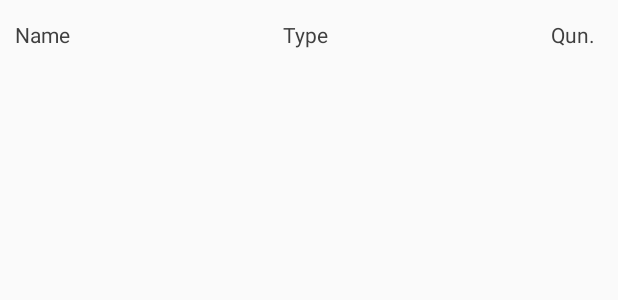
After one commit to acscube360/pharmacareApp, an Android app: the layout list_item_order_list.xml on its own in the app's theme, with its tools: preview values and no code run, on a phone screen of 412 x 824 dp. The commit adds this screen. Shown: the top 300 px of the screen. Run offline under Robolectric (Android 15) with nearby library versions, the phone set to English and light mode, and no system bars.

Commit message:
add files 2023/04/25

```diff
--- a/app/src/main/java/com/example/pharmacare/model/OrderItem.java
+++ b/app/src/main/java/com/example/pharmacare/model/OrderItem.java
@@ -6,6 +6,8 @@ public class OrderItem {
     private SellingType  sellingType;
     private int quantity;
 
+    public OrderItem() {
+    }
 
     public OrderItem(String name, String batch_no, SellingType sellingType, int quantity) {
         this.name = name;
--- a/app/src/main/res/layout/layout_confirm_dialog.xml
+++ b/app/src/main/res/layout/layout_confirm_dialog.xml
@@ -83,7 +83,7 @@
                 android:layout_weight="0.1" />
 
             <androidx.appcompat.widget.AppCompatButton
-                android:id="@+id/btn_confirm"
+                android:id="@+id/btn_confirm_dialog"
                 android:layout_width="0dp"
                 android:layout_height="match_parent"
                 android:layout_weight="0.45"
--- /dev/null
+++ b/app/src/main/res/layout/list_item_order_list.xml
@@ -0,0 +1,43 @@
+<?xml version="1.0" encoding="utf-8"?>
+<androidx.constraintlayout.widget.ConstraintLayout xmlns:android="http://schemas.android.com/apk/res/android"
+    xmlns:tools="http://schemas.android.com/tools"
+    android:layout_width="match_parent"
+    android:layout_height="wrap_content">
+
+    <LinearLayout
+        android:id="@+id/ll_item_bg"
+        android:layout_width="match_parent"
+        android:layout_height="46dp"
+        android:orientation="horizontal"
+        tools:ignore="MissingConstraints">
+
+        <TextView
+            android:id="@+id/tv_item_name"
+            android:layout_width="0dp"
+            android:layout_height="wrap_content"
+            android:layout_gravity="center"
+            android:layout_weight="0.4"
+            android:layout_marginLeft="10dp"
+            android:text="Name"
+            android:textColor="@color/view_pager_header_text" />
+
+        <TextView
+            android:id="@+id/tv_selling_type"
+            android:layout_width="0dp"
+            android:layout_height="wrap_content"
+            android:layout_gravity="center"
+            android:layout_weight="0.4"
+            android:text="Type"
+            android:textColor="@color/view_pager_header_text" />
+
+        <TextView
+            android:id="@+id/tv_quan"
+            android:layout_width="0dp"
+            android:layout_height="wrap_content"
+            android:layout_gravity="center"
+            android:layout_weight="0.1"
+            android:text="Qun."
+            android:textColor="@color/view_pager_header_text" />
+
+    </LinearLayout>
+</androidx.constraintlayout.widget.ConstraintLayout>
--- a/app/src/main/res/values/colors.xml
+++ b/app/src/main/res/values/colors.xml
@@ -17,5 +17,6 @@
     <color name="view_pager_header_text">#3F3F3F</color>
     <color name="sweaper_del">#E50707</color>
     <color name="confirm_bg">#E40707</color>
+    <color name="order_list_item_bg">#B4F2AF</color>
 
 </resources>
```
Also changed, not shown: app/src/main/AndroidManifest.xml (+8 -8 lines), app/src/main/java/com/example/pharmacare/AddItemActivity.java (+134 -7 lines), app/src/main/java/com/example/pharmacare/adapter/OrderItemListAdapter.java (added, +76 -0 lines), app/src/main/java/com/example/pharmacare/ui/PopupClass.java (+4 -4 lines), app/src/main/res/layout/activity_add_item.xml (+18 -5 lines).
